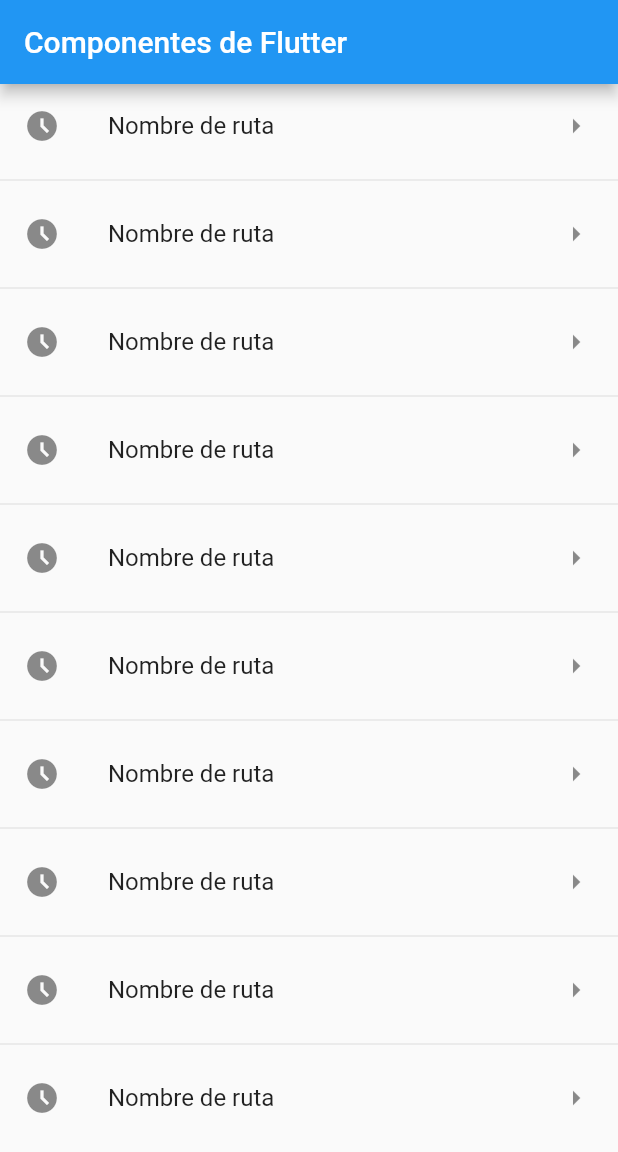
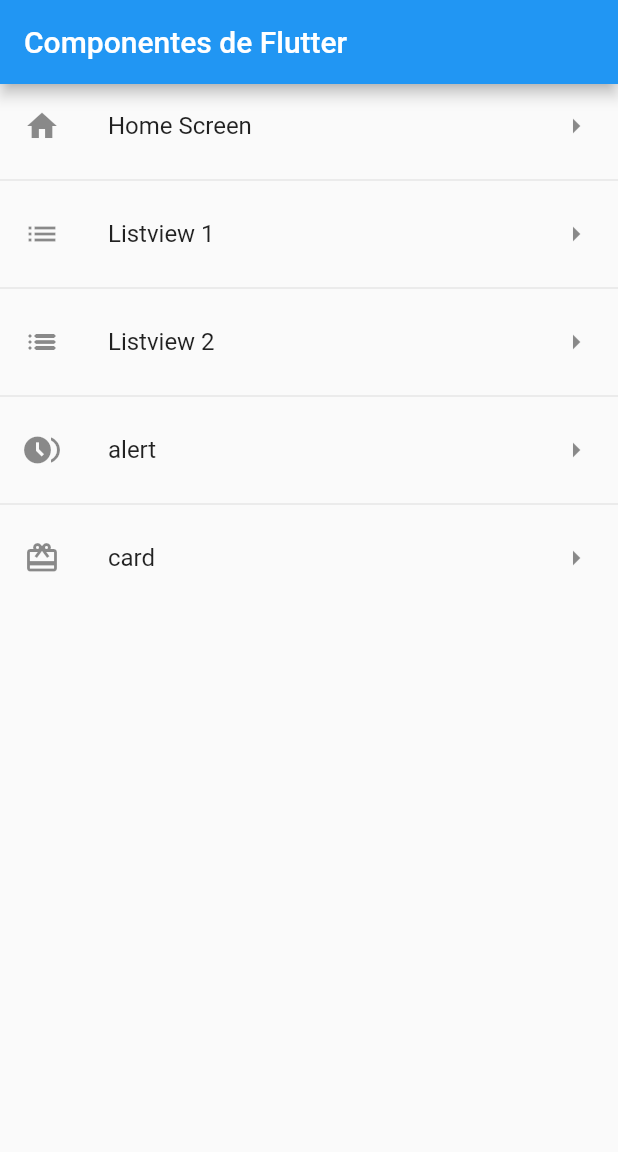
Before and after one commit to AlexanderMendivil/flutter_components, a Flutter app: the screen it shows after launch, on a phone screen of 412 x 824 dp. Shown: the top 1152 px of the screen. Run offline on Flutter 3.47's test engine with Material 2 defaults, Android fonts, the phone set to English and light mode, and no system bars.

Commit message:
modelo para rutas y rutas agregadas

```diff
--- a/lib/main.dart
+++ b/lib/main.dart
@@ -1,3 +1,4 @@
+import 'package:fl_components/router/app_routes.dart';
 import 'package:fl_components/screens/screens.dart';
 import 'package:flutter/material.dart';
 
@@ -11,18 +12,9 @@ class MyApp extends StatelessWidget {
     return MaterialApp(
       debugShowCheckedModeBanner: false,
       title: 'Material App',
-      // home: Listview1Screen()
-      initialRoute: 'HomeScreen',
-       routes: {
-        'HomeScreen': (BuildContext context) => const HomeScreen(),
-        'listview1': (BuildContext context) => const Listview1Screen(),
-        'listview2': (BuildContext context) => const Listview2Screen(),
-        'alertScreen': (BuildContext context) => const AlertScreen(),
-        'CardScreen': (BuildContext context) => const CardScreen(),
-       },
-       onGenerateRoute: (settings) {
-        print(settings);
-       } ,
+      initialRoute: AppRoutes.initialRoute,
+       routes: AppRoutes.getAppRoutes(),
+       onGenerateRoute: AppRoutes.onGenerateRoute,
     );
 
   }
--- /dev/null
+++ b/lib/models/menu_option.dart
@@ -0,0 +1,15 @@
+import 'package:flutter/material.dart' show IconData, Widget;
+
+class MenuOption{
+  final String route;
+  final IconData icon;
+  final String name;
+  final Widget screen;
+
+  MenuOption({
+    required this.route,
+    required this.icon,
+    required this.name,
+    required this.screen
+    });
+}
--- /dev/null
+++ b/lib/models/models.dart
@@ -0,0 +1 @@
+export 'package:fl_components/models/menu_option.dart';
--- /dev/null
+++ b/lib/router/app_routes.dart
@@ -0,0 +1,36 @@
+import 'package:fl_components/models/models.dart';
+import 'package:flutter/material.dart';
+import '../screens/screens.dart';
+
+class AppRoutes{
+  static const initialRoute = "home";
+
+  static final menuOptions = <MenuOption>[
+MenuOption(route: 'home', icon: Icons.home, name: 'Home Screen', screen: const HomeScreen()),
+MenuOption(route: 'listview1', icon: Icons.list, name: 'Listview 1', screen: const Listview1Screen()),
+MenuOption(route: 'listview2', icon: Icons.list_rounded, name: 'Listview 2', screen: const Listview2Screen()),
+MenuOption(route: 'alert', icon: Icons.browse_gallery, name: 'alert', screen: const AlertScreen()),
+MenuOption(route: 'card', icon: Icons.card_giftcard, name: 'card', screen: const CardScreen()),
+  ];
+
+
+  static Map<String, Widget Function(BuildContext)> getAppRoutes(){
+    Map<String, Widget Function(BuildContext)> AppRoutes = {};
+
+    for (var option in menuOptions) {
+      AppRoutes.addAll({option.route: (BuildContext context) => option.screen });
+    }
+    return AppRoutes;
+  }
+  // static Map<String, Widget Function(BuildContext)> routes = {
+  //       'HomeScreen': (BuildContext context) => const HomeScreen(),
+  //       'listview1': (BuildContext context) => const Listview1Screen(),
+  //       'listview2': (BuildContext context) => const Listview2Screen(),
+  //       'alertScreen': (BuildContext context) => const AlertScreen(),
+  //       'CardScreen': (BuildContext context) => const CardScreen(),
+  // };
+
+  static Route<dynamic> onGenerateRoute(RouteSettings settings) {
+        return MaterialPageRoute(builder: (context) => const AlertScreen(),);
+       }
+}
--- a/lib/screens/home_screen.dart
+++ b/lib/screens/home_screen.dart
@@ -1,3 +1,4 @@
+import 'package:fl_components/router/app_routes.dart';
 import 'package:fl_components/screens/screens.dart';
 import 'package:flutter/material.dart';
 
@@ -10,16 +11,16 @@ class HomeScreen extends StatelessWidget {
     return Scaffold(
       appBar: AppBar(title: const Text('Componentes de Flutter'),),
       body: ListView.separated(itemBuilder: (context, index) => ListTile(
-        leading: const Icon(Icons.access_time_filled),
+        leading:  Icon(AppRoutes.menuOptions[index].icon),
         trailing: const Icon(Icons.arrow_right),
-        title: const Text('Nombre de ruta'),
+        title: Text(AppRoutes.menuOptions[index].name),
         onTap: () {
         //  final route = MaterialPageRoute(builder: (context) => const Listview1Screen(),);
         //   Navigator.push(context, route);
-        Navigator.pushNamed(context, 'listview1');
+        Navigator.pushNamed(context, AppRoutes.menuOptions[index].route);
         }
         ,),
-        separatorBuilder: (__, _) => const Divider() , itemCount: 10)
+        separatorBuilder: (__, _) => const Divider() , itemCount: AppRoutes.menuOptions.length)
     );
   }
 }
```
